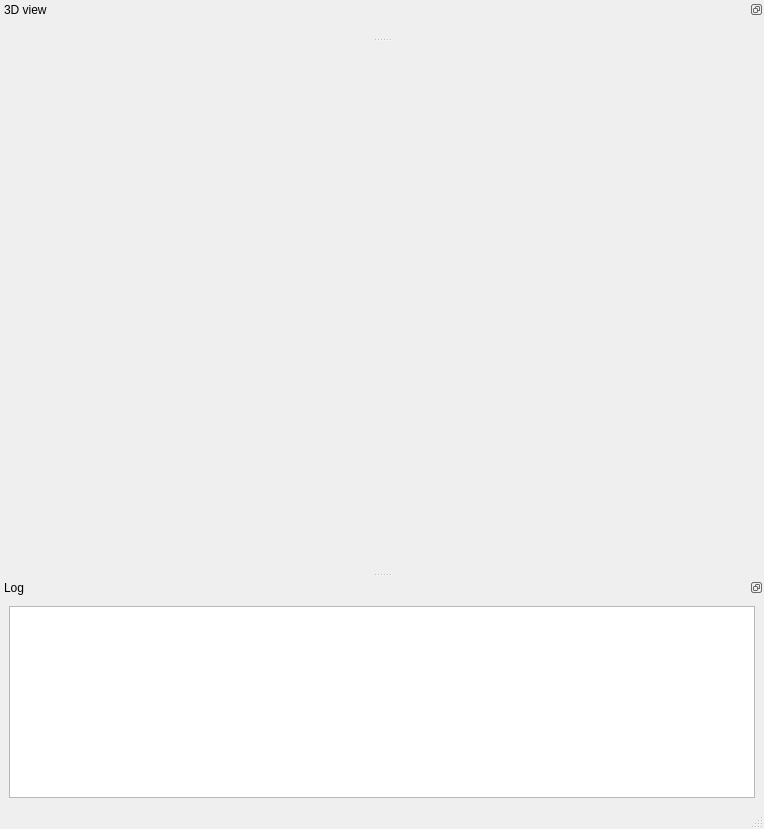
First picture: the form in pygmin/gui/connect_run_ui.ui, repository pele-python/pele, before the edit.
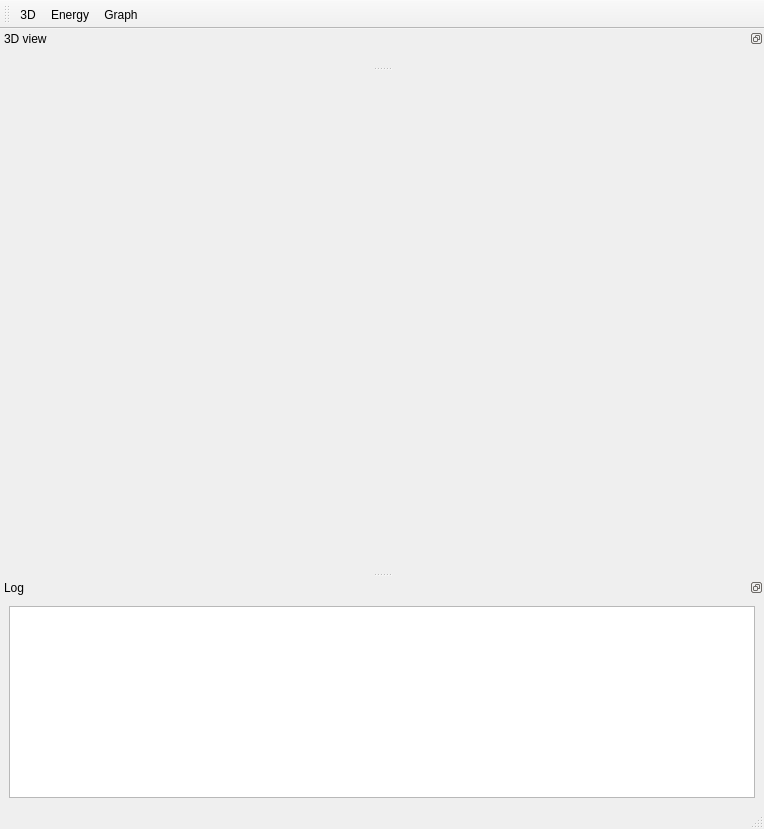
Second picture: the form after the edit. Custom widgets are drawn as their Qt base class.

Commit message: add toggle buttons to connect viewer

The edit to the form file:
```diff
--- a/pygmin/gui/connect_run_ui.ui
+++ b/pygmin/gui/connect_run_ui.ui
@@ -115,6 +115,56 @@
     <zorder>ogl</zorder>
    </widget>
   </widget>
+  <widget class="QToolBar" name="toolBar">
+   <property name="windowTitle">
+    <string>toolBar</string>
+   </property>
+   <attribute name="toolBarArea">
+    <enum>TopToolBarArea</enum>
+   </attribute>
+   <attribute name="toolBarBreak">
+    <bool>false</bool>
+   </attribute>
+   <addaction name="action3D"/>
+   <addaction name="actionEnergy"/>
+   <addaction name="actionGraph"/>
+  </widget>
+  <action name="actionEnergy">
+   <property name="checkable">
+    <bool>true</bool>
+   </property>
+   <property name="checked">
+    <bool>false</bool>
+   </property>
+   <property name="text">
+    <string>Energy</string>
+   </property>
+   <property name="toolTip">
+    <string>toggle energy window</string>
+   </property>
+  </action>
+  <action name="action3D">
+   <property name="checkable">
+    <bool>true</bool>
+   </property>
+   <property name="text">
+    <string>3D</string>
+   </property>
+   <property name="toolTip">
+    <string>toggle 3D viewer</string>
+   </property>
+  </action>
+  <action name="actionGraph">
+   <property name="checkable">
+    <bool>true</bool>
+   </property>
+   <property name="text">
+    <string>Graph</string>
+   </property>
+   <property name="toolTip">
+    <string>toggle graph view</string>
+   </property>
+  </action>
  </widget>
  <customwidgets>
   <customwidget>
```
Left out of the diff: 4 changed lines with no effect on the pictures. The commit also changes 2 other files.
